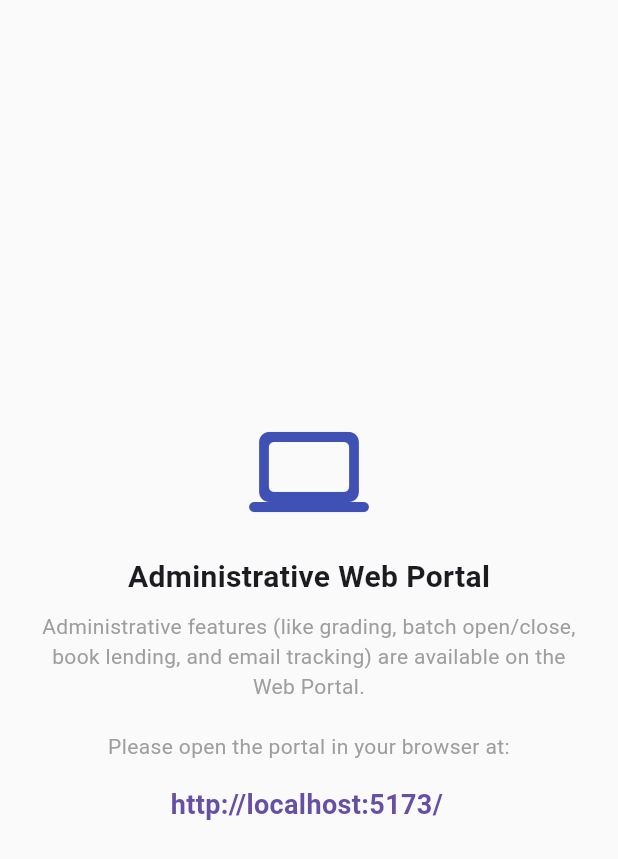
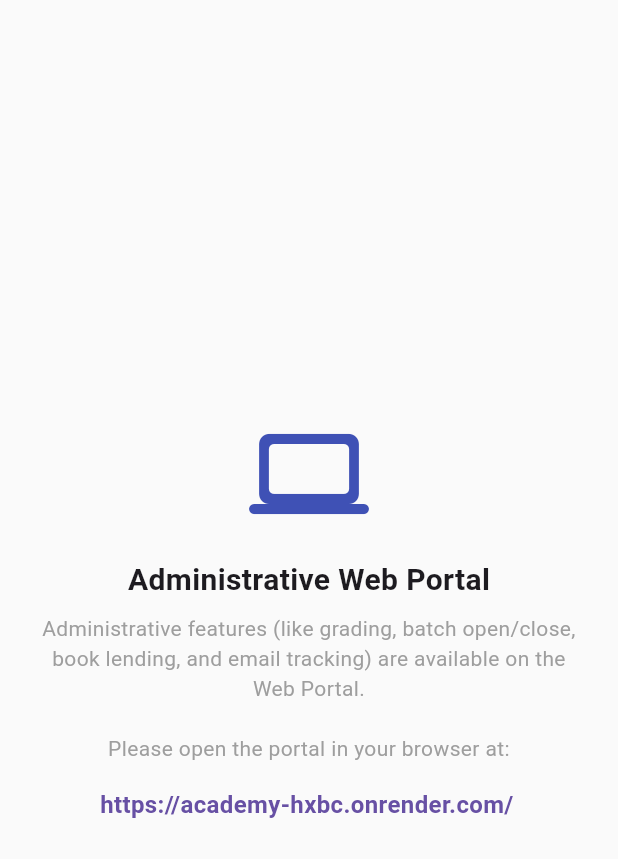
Before and after one commit to salman712225/academy, a Flutter app: the WebPortalView screen opened directly, on a phone screen of 412 x 824 dp. Shown: the top 859 px of the screen. Run offline on Flutter 3.47's test engine with Material 3 defaults, Android fonts, the phone set to English and light mode, and no system bars; our stand-ins replace file_picker, open_file, shared_preferences; missing offline and left inert: dart:html, dart:ui_web; accounts and stored records are empty.

```diff
--- a/mobile_app/lib/screens/web_portal_view_nonweb.dart
+++ b/mobile_app/lib/screens/web_portal_view_nonweb.dart
@@ -26,9 +26,9 @@ class WebPortalView extends StatelessWidget {
               ),
               const SizedBox(height: 16),
               SelectableText(
-                'http://localhost:5173/',
+                'https://academy-hxbc.onrender.com/',
                 style: TextStyle(
-                  fontSize: 18,
+                  fontSize: 16,
                   fontWeight: FontWeight.bold,
                   color: Theme.of(context).primaryColor,
                 ),
--- a/mobile_app/lib/services/api_service.dart
+++ b/mobile_app/lib/services/api_service.dart
@@ -9,13 +9,17 @@ import 'package:open_file/open_file.dart';
 class ApiService {
   // Determine Base URL depending on Platform (Android emulator loopback vs standard localhost)
   static String get baseUrl {
-    if (kIsWeb) {
-      return 'http://localhost:8000/api';
-    } else if (Platform.isAndroid) {
-      return 'http://10.0.2.2:8000/api';
-    } else {
-      return 'http://localhost:8000/api';
-    }
+    // Deployed Render cloud backend URL
+    return 'https://academy-backend-rwez.onrender.com/api';
+
+    // Local development fallback (uncomment to use local backend):
+    // if (kIsWeb) {
+    //   return 'http://localhost:8000/api';
+    // } else if (Platform.isAndroid) {
+    //   return 'http://10.0.2.2:8000/api';
+    // } else {
+    //   return 'http://localhost:8000/api';
+    // }
   }
 
   // Save authentication token to persistent storage
```
Also changed, not shown: 2 other files.
